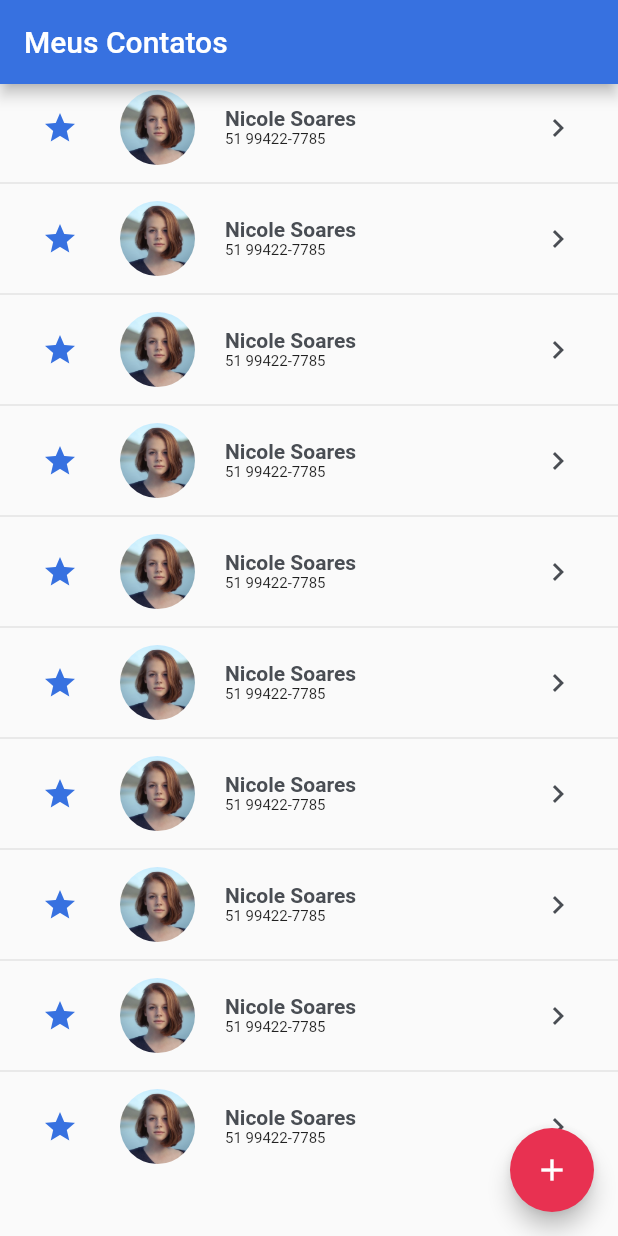
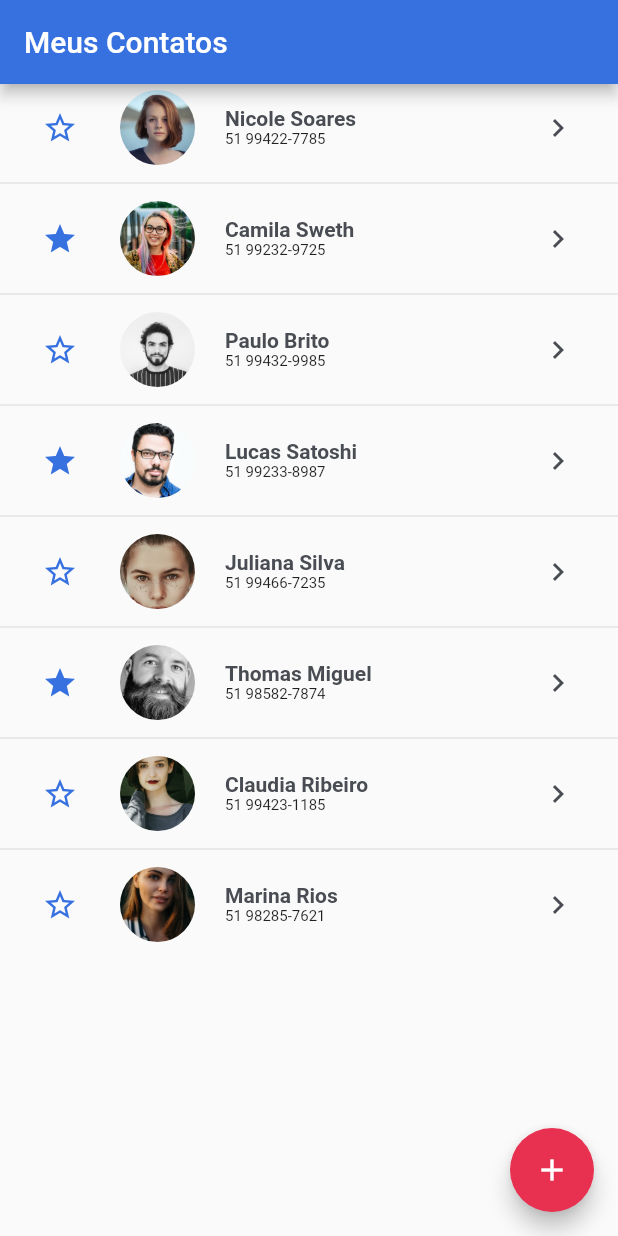
Before and after one commit to MarcosIsaias/google_agenda, a Flutter app: the screen it shows after launch, on a phone screen of 412 x 824 dp. Run offline on Flutter 3.47's test engine with Material 2 defaults, Android fonts, the phone set to English and light mode, and no system bars.

Commit message:
Projeto Google Agenda Part 2, Up Arquivos de Contatos!

```diff
--- /dev/null
+++ b/lib/models/contact.dart
@@ -0,0 +1,15 @@
+class Contact {
+  final String name;
+  final String photo;
+  final String email;
+  final String phone;
+  bool isFavorite;
+
+  Contact({
+    required this.name,
+    required this.photo,
+    required this.email,
+    required this.phone,
+    this.isFavorite = false,
+  });
+}
--- /dev/null
+++ b/lib/provider/list_of_contacts.dart
@@ -0,0 +1,47 @@
+import 'package:google_agenda/models/contact.dart';
+
+List<Contact> listOfContacts = [
+  Contact(
+    name: "Nicole Soares",
+    photo: "assets/images/Nicole.jpg",
+    email: "nicolesoh@gmail.com",
+    phone: "51 99422-7785"),
+    Contact(
+    name: "Camila Sweth",
+    photo: "assets/images/Camila.jpg",
+    email: "cahsweth@gmail.com",
+    phone: "51 99232-9725",
+    isFavorite: true),
+    Contact(
+    name: "Paulo Brito",
+    photo: "assets/images/Paulo.jpg",
+    email: "paulao2@gmail.com",
+    phone: "51 99432-9985"),
+    Contact(
+    name: "Lucas Satoshi",
+    photo: "assets/images/Lucas.jpg",
+    email: "satoshi@gmail.com",
+    phone: "51 99233-8987",
+    isFavorite: true),
+    Contact(
+    name: "Juliana Silva",
+    photo: "assets/images/Juliana.jpg",
+    email: "juh_silva@gmail.com",
+    phone: "51 99466-7235"),
+    Contact(
+    name: "Thomas Miguel",
+    photo: "assets/images/Thomas.jpg",
+    email: "thomasmiguel@gmail.com",
+    phone: "51 98582-7874",
+    isFavorite: true),
+    Contact(
+    name: "Claudia Ribeiro",
+    photo: "assets/images/Claudia.jpg",
+    email: "claudia_rih@gmail.com",
+    phone: "51 99423-1185"),
+    Contact(
+    name: "Marina Rios",
+    photo: "assets/images/Marina.jpg",
+    email: "marina_rios@gmail.com",
+    phone: "51 98285-7621"),
+];
--- a/lib/screens/home/home.dart
+++ b/lib/screens/home/home.dart
@@ -1,4 +1,6 @@
 import 'package:flutter/material.dart';
+import 'package:google_agenda/models/contact.dart';
+import 'package:google_agenda/provider/list_of_contacts.dart';
 import 'package:google_agenda/style.dart';
 
 class Home extends StatefulWidget {
@@ -18,7 +20,7 @@ class _HomeState extends State<Home> {
       ),
       body: ListView.separated(
         itemBuilder: builder,
-        itemCount: 10,
+        itemCount: listOfContacts.length,
         separatorBuilder: (_, index) {
           return Divider();
         },
@@ -27,36 +29,57 @@ class _HomeState extends State<Home> {
   }
 
   Widget builder(BuildContext _, int index) {
+    Contact _contact = listOfContacts.elementAt(index);
     return ListTile(
       leading: IconButton(
-        icon: Icon(Icons.star, color: blueTheme,),
-        onPressed: () {},),
+        icon: (_contact.isFavorite)
+            ? Icon(
+                Icons.star,
+                color: blueTheme,
+              )
+            : Icon(
+                Icons.star_outline,
+                color: blueTheme,
+              ),
+        onPressed: () {
+          setState(() {
+            _contact.isFavorite = !_contact.isFavorite;
+          });
+        },
+      ),
       trailing: IconButton(
-        icon: Icon(Icons.chevron_right, color: grayTheme,),
-        onPressed: () {},),
+        icon: Icon(
+          Icons.chevron_right,
+          color: grayTheme,
+        ),
+        onPressed: () {},
+      ),
       title: Row(
         children: [
           ClipOval(
-              child: Image.asset
-              ("assets/images/Nicole.jpg",
+            child: Image.asset(
+              _contact.photo,
               width: 50,
               height: 50,
               fit: BoxFit.cover,
             ),
           ),
-            SizedBox(width: 20,),
+          SizedBox(
+            width: 20,
+          ),
           Column(
             crossAxisAlignment: CrossAxisAlignment.start,
             children: [
-                Text("Nicole Soares",
+              Text(
+                _contact.name,
                 style: TextStyle(
                     fontWeight: FontWeight.bold,
                     fontSize: 14,
                     color: grayTheme),
               ),
-                Text("51 99422-7785",
-                style: TextStyle(
-                  fontSize: 10),
+              Text(
+                _contact.phone,
+                style: TextStyle(fontSize: 10),
               ),
             ],
           )
```
Lines whose indentation alone changed are shown as unchanged.
